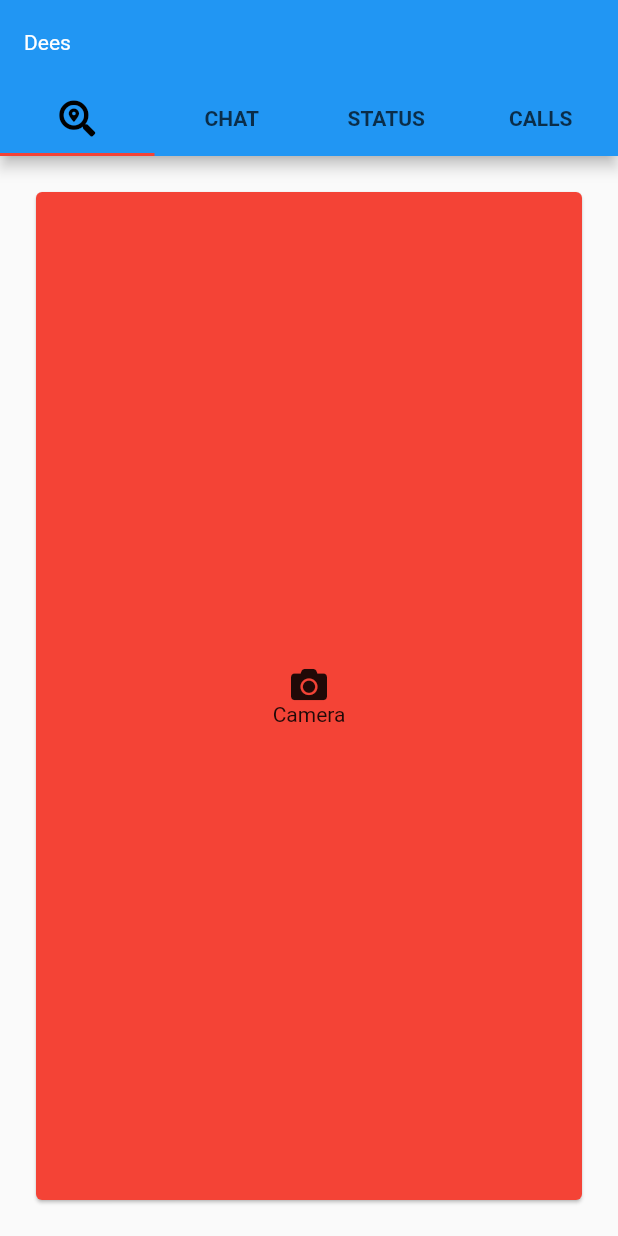
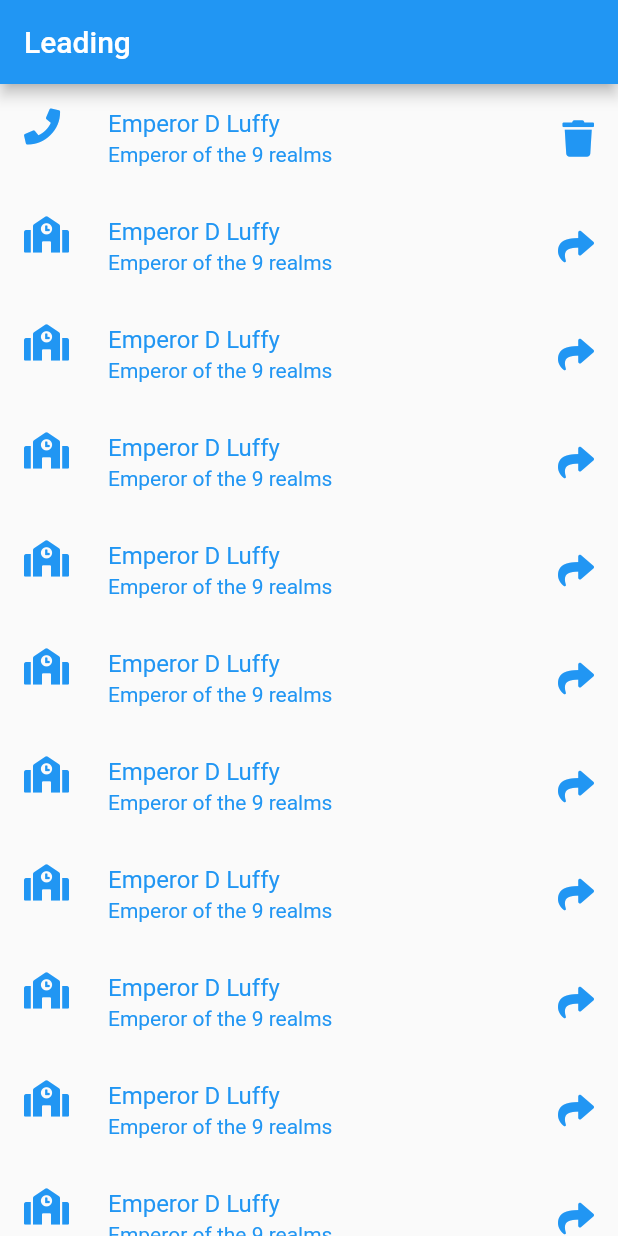
Before and after one commit to MickeyDLuffy/fledgling__flutter, a Flutter app: the screen it shows after launch, on a phone screen of 412 x 824 dp. Run offline on Flutter 3.47's test engine with Material 2 defaults, Android fonts, the light colour scheme and no system bars; our stand-ins replace font_awesome_flutter, webview_flutter.

Commit message:
Added a list view item with listTiles

```diff
--- /dev/null
+++ b/lib/ListStyle.dart
@@ -0,0 +1,139 @@
+import 'package:flutter/cupertino.dart';
+import 'package:flutter/material.dart';
+import 'package:font_awesome_flutter/font_awesome_flutter.dart';
+
+class ListStyle extends StatelessWidget {
+  const ListStyle({Key key}) : super(key: key);
+
+  @override
+  Widget build(BuildContext context) {
+    return MaterialApp(
+      home: Scaffold(
+        appBar: AppBar(
+          title: Text('Leading'),
+        ),
+        body: ListView(
+          children: [
+            ListTile(
+              leading: FaIcon(FontAwesomeIcons.phone),
+              title: Text('Emperor D Luffy'),
+              subtitle: Text('Emperor of the 9 realms'),
+              trailing: FaIcon(FontAwesomeIcons.trash),
+              onTap: () {},
+              dense: false,
+              selected: true,
+            ),
+            ListTile(
+              leading: FaIcon(FontAwesomeIcons.school),
+              title: Text('Emperor D Luffy'),
+              subtitle: Text('Emperor of the 9 realms'),
+              trailing: FaIcon(FontAwesomeIcons.share),
+              onTap: () {},
+              dense: false,
+              selected: true,
+            ),
+            ListTile(
+              leading: FaIcon(FontAwesomeIcons.school),
+              title: Text('Emperor D Luffy'),
+              subtitle: Text('Emperor of the 9 realms'),
+              trailing: FaIcon(FontAwesomeIcons.share),
+              onTap: () {},
+              dense: false,
+              selected: true,
+            ),
+            ListTile(
+              leading: FaIcon(FontAwesomeIcons.school),
+              title: Text('Emperor D Luffy'),
+              subtitle: Text('Emperor of the 9 realms'),
+              trailing: FaIcon(FontAwesomeIcons.share),
+              onTap: () {},
+              dense: false,
+              selected: true,
+            ),
+            ListTile(
+              leading: FaIcon(FontAwesomeIcons.school),
+              title: Text('Emperor D Luffy'),
+              subtitle: Text('Emperor of the 9 realms'),
+              trailing: FaIcon(FontAwesomeIcons.share),
+              onTap: () {},
+              dense: false,
+              selected: true,
+            ),
+            ListTile(
+              leading: FaIcon(FontAwesomeIcons.school),
+              title: Text('Emperor D Luffy'),
+              subtitle: Text('Emperor of the 9 realms'),
+              trailing: FaIcon(FontAwesomeIcons.share),
+              onTap: () {},
+              dense: false,
+              selected: true,
+            ),
+            ListTile(
+              leading: FaIcon(FontAwesomeIcons.school),
+              title: Text('Emperor D Luffy'),
+              subtitle: Text('Emperor of the 9 realms'),
+              trailing: FaIcon(FontAwesomeIcons.share),
+              onTap: () {},
+              dense: false,
+              selected: true,
+            ),
+            ListTile(
+              leading: FaIcon(FontAwesomeIcons.school),
+              title: Text('Emperor D Luffy'),
+              subtitle: Text('Emperor of the 9 realms'),
+              trailing: FaIcon(FontAwesomeIcons.share),
+              onTap: () {},
+              dense: false,
+              selected: true,
+            ),
+            ListTile(
+              leading: FaIcon(FontAwesomeIcons.school),
+              title: Text('Emperor D Luffy'),
+              subtitle: Text('Emperor of the 9 realms'),
+              trailing: FaIcon(FontAwesomeIcons.share),
+              onTap: () {},
+              dense: false,
+              selected: true,
+            ),
+            ListTile(
+              leading: FaIcon(FontAwesomeIcons.school),
+              title: Text('Emperor D Luffy'),
+              subtitle: Text('Emperor of the 9 realms'),
+              trailing: FaIcon(FontAwesomeIcons.share),
+              onTap: () {},
+              dense: false,
+              selected: true,
+            ),
+            ListTile(
+              leading: FaIcon(FontAwesomeIcons.school),
+              title: Text('Emperor D Luffy'),
+              subtitle: Text('Emperor of the 9 realms'),
+              trailing: FaIcon(FontAwesomeIcons.share),
+              onTap: () {},
+              dense: false,
+              selected: true,
+            ),
+            ListTile(
+              leading: FaIcon(FontAwesomeIcons.school),
+              title: Text('Emperor D Luffy'),
+              subtitle: Text('Emperor of the 9 realms'),
+              trailing: FaIcon(FontAwesomeIcons.share),
+              onTap: () {},
+              dense: false,
+              selected: true,
+            ),
+            ListTile(
+              leading: FaIcon(FontAwesomeIcons.school),
+              title: Text('Emperor D Luffy'),
+              subtitle: Text('Emperor of the 9 realms'),
+              trailing: FaIcon(FontAwesomeIcons.share),
+              onTap: () {},
+              dense: false,
+              selected: true,
+            ),
+          ],
+        ),
+      ),
+    );
+  }
+}
--- a/lib/main.dart
+++ b/lib/main.dart
@@ -112,23 +112,18 @@
 //   }
 // }
 
+import 'package:falcon_wings/ListStyle.dart';
 import 'package:falcon_wings/TabDemo.dart';
 import 'package:falcon_wings/WowPizzaProject/FaceBookWebVIew.dart';
 import 'package:falcon_wings/WowPizzaProject/TwitterWebView.dart';
 import 'package:flutter/material.dart';
 
 import 'BottomNavigation.dart';
-import 'TabBarOnTopBar.dart';
 import 'WebView.dart';
 import 'WowPizzaProject/HomePage.dart';
 
 void main() {
   runApp(MaterialApp(
-    // home: PizzaHomePage(),
-    home: TabDemoOnTopBar(),
-    routes: {
-      '/twitter': (context) => TwitterWebVIew(),
-      '/facebook': (context) => FaceBookWebVIew(),
-    },
+    home: ListStyle(),
   ));
 }
```
